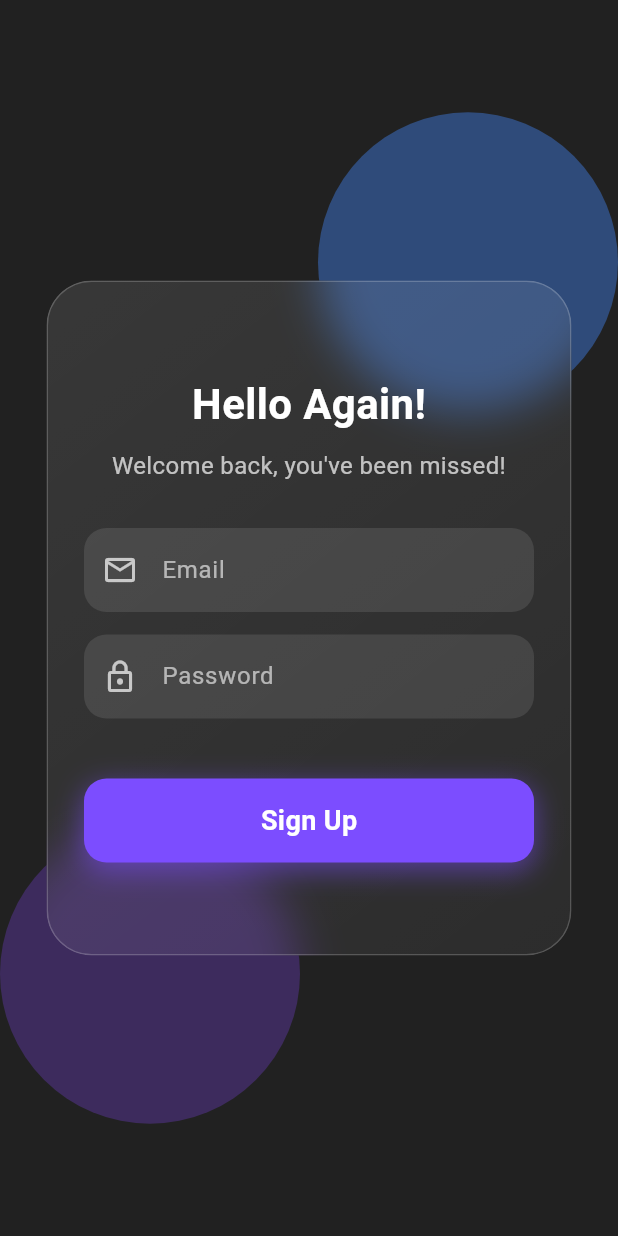
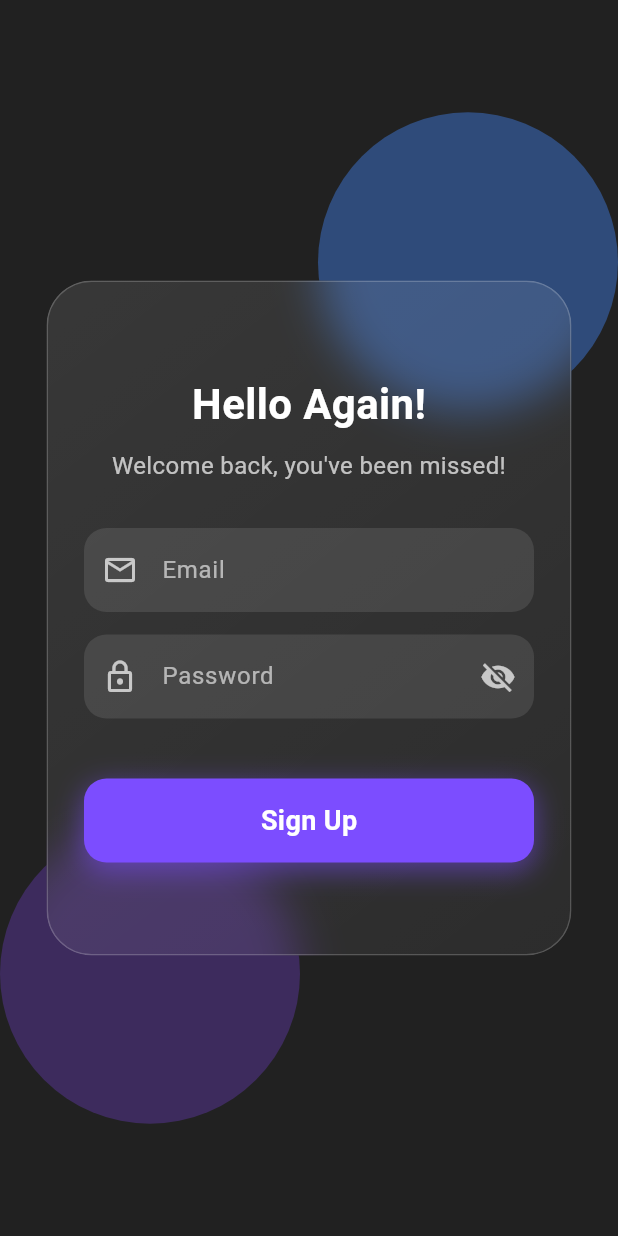
Before and after one commit to Spargerx/CULink-App, a Flutter app: the screen it shows after launch, on a phone screen of 412 x 824 dp. Run offline on Flutter 3.47's test engine with Material 3 defaults, Android fonts, the phone set to English and light mode, and no system bars.

Commit message:
Added show password button

```diff
--- a/lib/screens/login_screen.dart
+++ b/lib/screens/login_screen.dart
@@ -14,6 +14,7 @@ class _LoginScreenState extends State<LoginScreen>
   late AnimationController _controller;
   late Animation<Alignment> _topAlignmentAnimation;
   late Animation<Alignment> _bottomAlignmentAnimation;
+  bool _isPasswordVisible = false;
 
   @override
   void initState() {
@@ -183,21 +184,34 @@ class _LoginScreenState extends State<LoginScreen>
                     const SizedBox(height: 15),
 
                     // Password TextField
-                    const TextField(
-                      obscureText: true,
-                      style: TextStyle(color: Colors.white),
+                    TextField(
+                      obscureText: !_isPasswordVisible,
+                      style: const TextStyle(color: Colors.white),
                       decoration: InputDecoration(
                         filled: true,
                         fillColor: Colors.white10,
                         hintText: 'Password',
-                        hintStyle: TextStyle(color: Colors.white60),
-                        border: OutlineInputBorder(
+                        hintStyle: const TextStyle(color: Colors.white60),
+                        border: const OutlineInputBorder(
                           borderRadius: BorderRadius.all(Radius.circular(15)),
                           borderSide: BorderSide.none,
                         ),
-                        prefixIcon: Icon(
+                        prefixIcon: const Icon(
                           Icons.lock_outline,
                           color: Colors.white70,
+                        ),
+                        suffixIcon: IconButton(
+                          icon: Icon(
+                            _isPasswordVisible
+                                ? Icons.visibility
+                                : Icons.visibility_off,
+                            color: Colors.white70,
+                          ),
+                          onPressed: () {
+                            setState(() {
+                              _isPasswordVisible = !_isPasswordVisible;
+                            });
+                          },
                         ),
                       ),
                     ),
```
